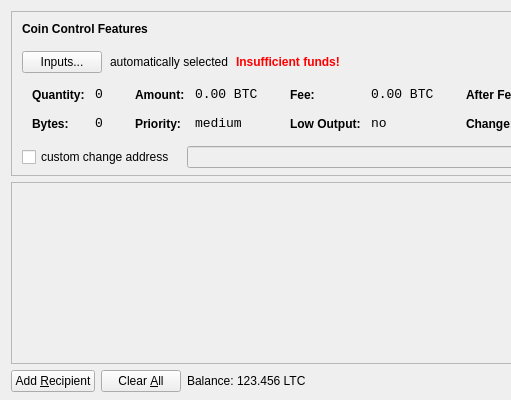
Above: src/qt/forms/sendcoinsdialog.ui from nintencoin/nintencoin before the change; both pictures show x 0 to 511 and y 0 to 400 of the 850 by 400 pixel window. Below: the same form after it.
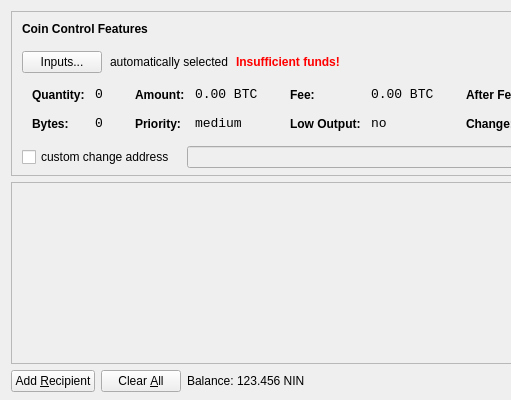
That is the form after the change. Icons and pictures are not drawn.

The edit to the form file:
```diff
--- a/src/qt/forms/sendcoinsdialog.ui
+++ b/src/qt/forms/sendcoinsdialog.ui
@@ -720,7 +720,7 @@
           <cursorShape>IBeamCursor</cursorShape>
          </property>
          <property name="text">
-          <string>123.456 LTC</string>
+          <string>123.456 NIN</string>
          </property>
          <property name="textInteractionFlags">
           <set>Qt::LinksAccessibleByMouse|Qt::TextSelectableByKeyboard|Qt::TextSelectableByMouse</set>
```
